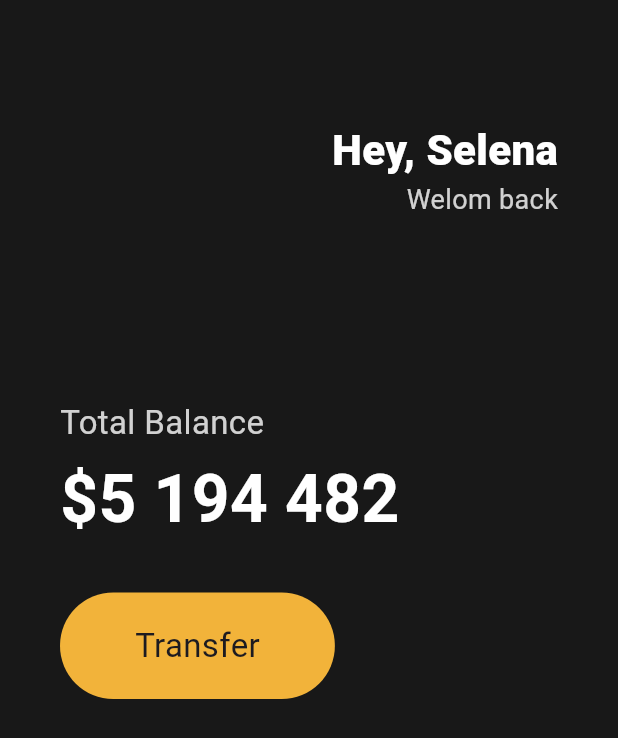
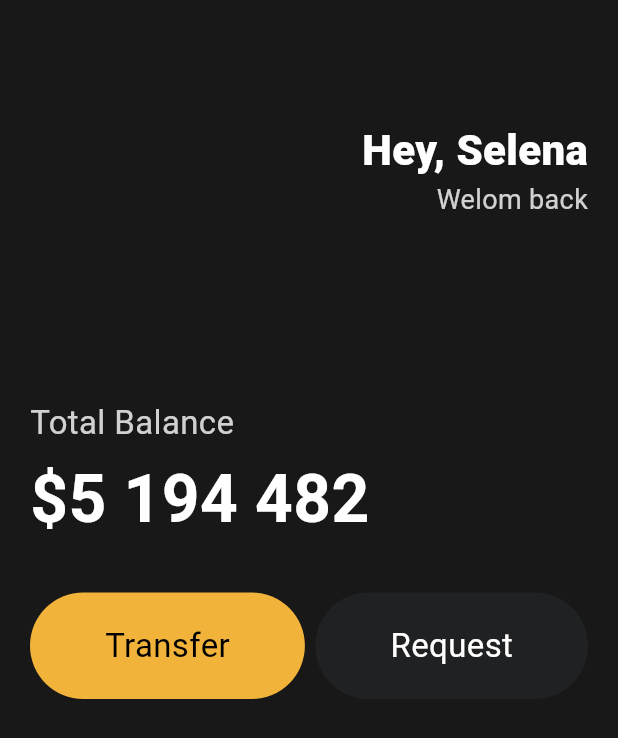
Before and after one commit to nahy-512/Flutter, a Flutter app: the screen it shows after launch, on a phone screen of 412 x 824 dp. Shown: the top 738 px of the screen. Run offline on Flutter 3.47's test engine with Material 3 defaults, Android fonts, the phone set to English and light mode, and no system bars.

Commit message:
✨ Feat: Week3 - 웹툰앱 3.5강 "Reusable Widgets"
재사용가능한 버튼 클래스 구현

```diff
--- a/app/toonflix/lib/main.dart
+++ b/app/toonflix/lib/main.dart
@@ -1,7 +1,8 @@
 import 'package:flutter/material.dart';
+import 'package:toonflix/widgets/button.dart';
 
 void main() {
-  runApp(App());
+  runApp(const App());
 }
 
 class App extends StatelessWidget {
@@ -13,7 +14,7 @@ class App extends StatelessWidget {
       home: Scaffold(
           backgroundColor: const Color(0xFF181818),
           body: Padding(
-            padding: const EdgeInsets.symmetric(horizontal: 40),
+            padding: const EdgeInsets.symmetric(horizontal: 20),
             child: Column(
               crossAxisAlignment: CrossAxisAlignment.start,
               children: [
@@ -68,24 +69,16 @@ class App extends StatelessWidget {
                   height: 30,
                 ),
                 Row(
-                  children: [
-                    Container(
-                      decoration: BoxDecoration(
-                          color: const Color(0xFFF2B33A),
-                          borderRadius: BorderRadius.circular(45)),
-                      child: const Padding(
-                        padding: EdgeInsets.symmetric(
-                          vertical: 20,
-                          horizontal: 50,
-                        ),
-                        child: Text(
-                          'Transfer',
-                          style: TextStyle(
-                            fontSize: 22,
-                          ),
-                        ),
-                      ),
-                    ),
+                  mainAxisAlignment: MainAxisAlignment.spaceBetween,
+                  children: const [
+                    Button(
+                        text: 'Transfer',
+                        bgColor: Color(0xFFF2B33A),
+                        textColor: Colors.black),
+                    Button(
+                        text: 'Request',
+                        bgColor: Color(0xFF1F2123),
+                        textColor: Colors.white),
                   ],
                 ),
               ],
--- /dev/null
+++ b/app/toonflix/lib/widgets/button.dart
@@ -0,0 +1,38 @@
+import 'package:flutter/material.dart';
+
+class Button extends StatelessWidget {
+  // 버튼이 가지는 프로퍼티 지정
+  final String text;
+  final Color bgColor;
+  final Color textColor;
+
+  const Button({
+    super.key,
+    required this.text,
+    required this.bgColor,
+    required this.textColor,
+  });
+
+  @override
+  Widget build(BuildContext context) {
+    return Container(
+      decoration: BoxDecoration(
+          color: bgColor,
+          borderRadius: BorderRadius.circular(45)
+      ),
+      child: Padding(
+        padding: const EdgeInsets.symmetric(
+          vertical: 20,
+          horizontal: 50,
+        ),
+        child: Text(
+          text,
+          style: TextStyle(
+            fontSize: 22,
+            color: textColor,
+          ),
+        ),
+      ),
+    );
+  }
+}
```
